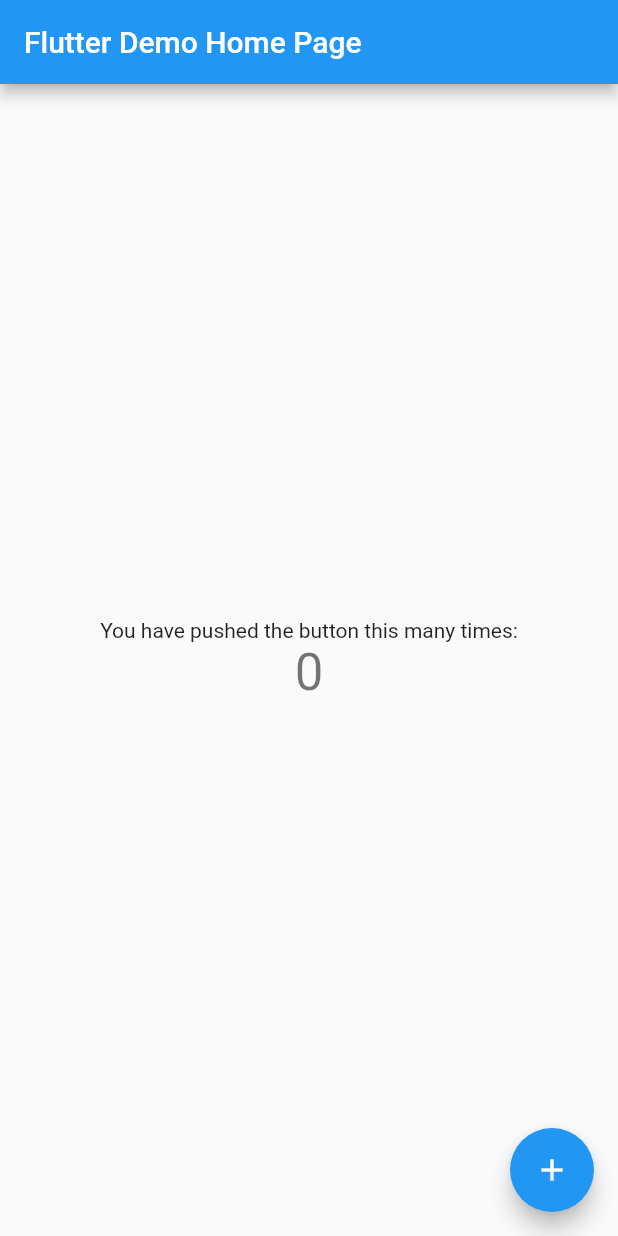
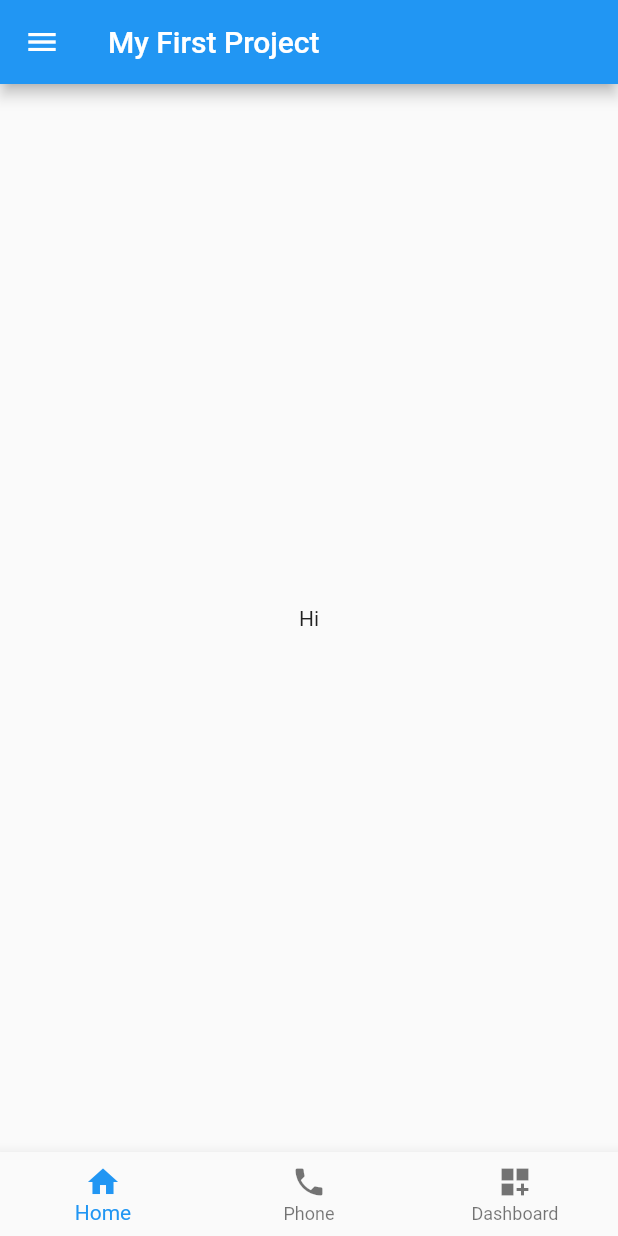
Before and after one commit to nathithon/project1, a Flutter app: the screen it shows after launch, on a phone screen of 412 x 824 dp. Run offline on Flutter 3.47's test engine with Material 2 defaults, Android fonts, the phone set to English and light mode, and no system bars.

Commit message:
แก้

```diff
--- a/flutter_application_1/lib/main.dart
+++ b/flutter_application_1/lib/main.dart
@@ -1,113 +1,33 @@
 import 'package:flutter/material.dart';
 
 void main() {
-  runApp(MyApp());
-}
-
-class MyApp extends StatelessWidget {
-  // This widget is the root of your application.
-  @override
-  Widget build(BuildContext context) {
-    return MaterialApp(
-      title: 'Flutter Demo',
-      theme: ThemeData(
-        // This is the theme of your application.
-        //
-        // Try running your application with "flutter run". You'll see the
-        // application has a blue toolbar. Then, without quitting the app, try
-        // changing the primarySwatch below to Colors.green and then invoke
-        // "hot reload" (press "r" in the console where you ran "flutter run",
-        // or simply save your changes to "hot reload" in a Flutter IDE).
-        // Notice that the counter didn't reset back to zero; the application
-        // is not restarted.
-        primarySwatch: Colors.blue,
+  runApp(MaterialApp(
+    home: Scaffold(
+      drawer: Drawer(
+        child: Text("Menu"),
       ),
-      home: MyHomePage(title: 'Flutter Demo Home Page'),
-    );
-  }
-}
-
-class MyHomePage extends StatefulWidget {
-  MyHomePage({Key key, this.title}) : super(key: key);
-
-  // This widget is the home page of your application. It is stateful, meaning
-  // that it has a State object (defined below) that contains fields that affect
-  // how it looks.
-
-  // This class is the configuration for the state. It holds the values (in this
-  // case the title) provided by the parent (in this case the App widget) and
-  // used by the build method of the State. Fields in a Widget subclass are
-  // always marked "final".
-
-  final String title;
-
-  @override
-  _MyHomePageState createState() => _MyHomePageState();
-}
-
-class _MyHomePageState extends State<MyHomePage> {
-  int _counter = 0;
-
-  void _incrementCounter() {
-    setState(() {
-      // This call to setState tells the Flutter framework that something has
-      // changed in this State, which causes it to rerun the build method below
-      // so that the display can reflect the updated values. If we changed
-      // _counter without calling setState(), then the build method would not be
-      // called again, and so nothing would appear to happen.
-      _counter++;
-    });
-  }
-
-  @override
-  Widget build(BuildContext context) {
-    // This method is rerun every time setState is called, for instance as done
-    // by the _incrementCounter method above.
-    //
-    // The Flutter framework has been optimized to make rerunning build methods
-    // fast, so that you can just rebuild anything that needs updating rather
-    // than having to individually change instances of widgets.
-    return Scaffold(
       appBar: AppBar(
-        // Here we take the value from the MyHomePage object that was created by
-        // the App.build method, and use it to set our appbar title.
-        title: Text(widget.title),
+        title: Text("My First Project"),
       ),
       body: Center(
-        // Center is a layout widget. It takes a single child and positions it
-        // in the middle of the parent.
-        child: Column(
-          // Column is also a layout widget. It takes a list of children and
-          // arranges them vertically. By default, it sizes itself to fit its
-          // children horizontally, and tries to be as tall as its parent.
-          //
-          // Invoke "debug painting" (press "p" in the console, choose the
-          // "Toggle Debug Paint" action from the Flutter Inspector in Android
-          // Studio, or the "Toggle Debug Paint" command in Visual Studio Code)
-          // to see the wireframe for each widget.
-          //
-          // Column has various properties to control how it sizes itself and
-          // how it positions its children. Here we use mainAxisAlignment to
-          // center the children vertically; the main axis here is the vertical
-          // axis because Columns are vertical (the cross axis would be
-          // horizontal).
-          mainAxisAlignment: MainAxisAlignment.center,
-          children: <Widget>[
-            Text(
-              'You have pushed the button this many times:',
-            ),
-            Text(
-              '$_counter',
-              style: Theme.of(context).textTheme.headline4,
-            ),
-          ],
-        ),
+        child: Text("Hi"),
       ),
-      floatingActionButton: FloatingActionButton(
-        onPressed: _incrementCounter,
-        tooltip: 'Increment',
-        child: Icon(Icons.add),
-      ), // This trailing comma makes auto-formatting nicer for build methods.
-    );
-  }
+      bottomNavigationBar: BottomNavigationBar(
+        items: [
+          BottomNavigationBarItem(
+            icon: Icon(Icons.home),
+            label: "Home"
+          ),
+          BottomNavigationBarItem(
+            icon: Icon(Icons.phone),
+            label: "Phone"
+          ),
+          BottomNavigationBarItem(
+            icon: Icon(Icons.dashboard_customize),
+            label: "Dashboard"
+          )
+        ],
+      ),
+    ),
+  ));
 }
```
